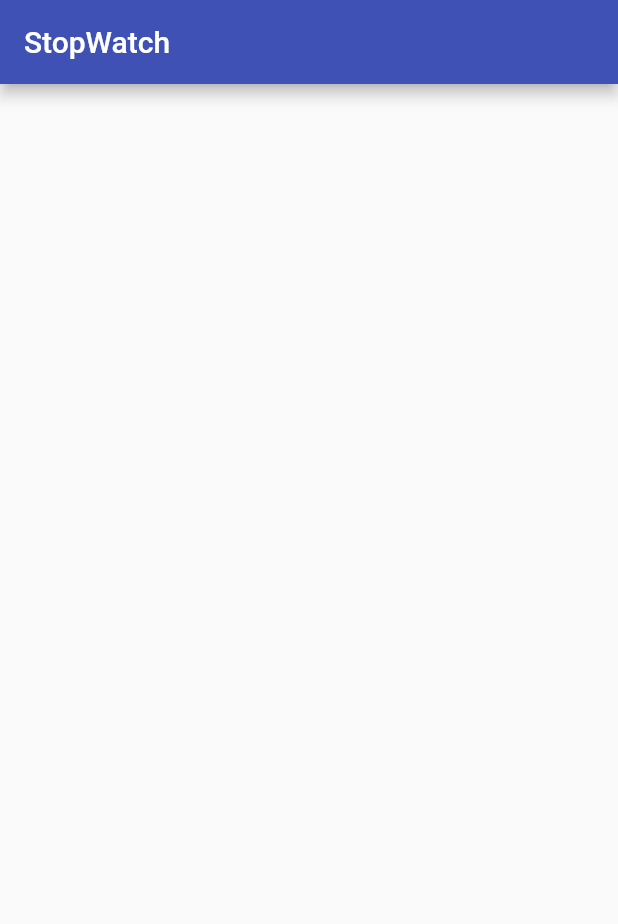
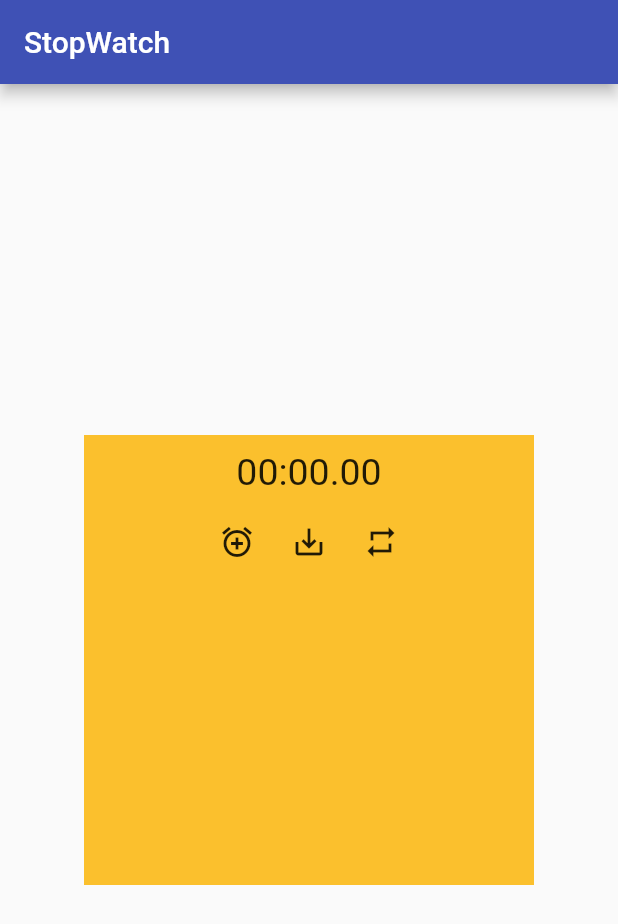
Before and after one commit to FlutterStudyKorea/stop-watch, a Flutter app: the screen it shows after launch, on a phone screen of 412 x 824 dp. Shown: the top 924 px of the screen. Run offline on Flutter 3.47's test engine with Material 2 defaults, Android fonts, the phone set to English and light mode, and no system bars.

Commit message:
stop watch screen 구현

```diff
--- a/stopwatch/lib/main.dart
+++ b/stopwatch/lib/main.dart
@@ -12,7 +12,7 @@ class StopWatchApp extends StatelessWidget {
   @override
   Widget build(BuildContext context) {
     return MaterialApp(
-      title: 'BMI Calculator',
+      title: title,
       debugShowCheckedModeBanner: false,
       theme: ThemeData(
         primarySwatch: Colors.indigo,
@@ -22,9 +22,7 @@ class StopWatchApp extends StatelessWidget {
         appBar: AppBar(
           title: Text(title),
         ),
-        body: StopWatchScreen(
-          title: title,
-        ),
+        body: StopWatchScreen(),
       ),
     );
   }
--- a/stopwatch/lib/stop_watch_screen.dart
+++ b/stopwatch/lib/stop_watch_screen.dart
@@ -1,16 +1,137 @@
+import 'dart:async';
+
 import 'package:flutter/material.dart';
 
 class StopWatchScreen extends StatefulWidget {
-  final String title;
-
-  StopWatchScreen({this.title});
-
   _StopWatchScreenState createState() => _StopWatchScreenState();
 }
 
 class _StopWatchScreenState extends State<StopWatchScreen> {
+  String elapsedTime = '00:00.00';
+  Timer timer;
+  final Stopwatch watch = Stopwatch();
+  bool watchStatus = false;
+
+  List<String> labItems = [];
+
   @override
   Widget build(BuildContext context) {
-    return Container();
+    return Align(
+      child: Container(
+        padding: EdgeInsets.all(10),
+        width: 300,
+        height: 300,
+        color: Colors.yellow.shade700,
+        child: Column(
+          mainAxisAlignment: MainAxisAlignment.center,
+          children: [
+            Text(
+              elapsedTime,
+              style: TextStyle(fontSize: 25),
+            ),
+            SizedBox(
+              height: 8.0,
+            ),
+            Row(
+              mainAxisAlignment: MainAxisAlignment.center,
+              children: [
+                IconButton(
+                  icon: Icon(Icons.alarm_add),
+                  onPressed: () {
+                    if (!watchStatus) {
+                      startWatch();
+                    } else {
+                      watchStatus = false;
+                      stopWatch();
+                    }
+                  },
+                ),
+                IconButton(
+                  icon: Icon(Icons.save_alt),
+                  onPressed: () {
+                    setState(() {
+                      labItems.add(elapsedTime);
+                    });
+                  },
+                ),
+                IconButton(
+                  icon: Icon(Icons.repeat),
+                  onPressed: () {
+                    setState(() {
+                      resetWatcher();
+                    });
+                  },
+                ),
+              ],
+            ),
+            SizedBox(
+              height: 12.0,
+            ),
+            Expanded(
+              child: ListView.builder(
+                shrinkWrap: true,
+                scrollDirection: Axis.vertical,
+                itemCount: labItems.length,
+                itemBuilder: (BuildContext ctxt, int Index) {
+                  return new Container(
+                    alignment: Alignment.center,
+                    child: Text(
+                      labItems[Index],
+                      style: TextStyle(
+                        fontSize: 15,
+                      ),
+                    ),
+                  );
+                },
+              ),
+            ),
+          ],
+        ),
+      ),
+      alignment: Alignment.center,
+    );
+  }
+
+  void updateElapsedTime(Timer timer) {
+    setState(() {
+      elapsedTime = transformMilliSeconds(watch.elapsedMilliseconds);
+    });
+  }
+
+  void startWatch() {
+    watch.start();
+    watchStatus = true;
+    timer =
+        new Timer.periodic(new Duration(milliseconds: 100), updateElapsedTime);
+  }
+
+  void stopWatch() {
+    watch.stop();
+    watchStatus = false;
+    if (timer != null) {
+      timer.cancel();
+      timer = null;
+    }
+  }
+
+  transformMilliSeconds(int milliseconds) {
+    int hundreds = (milliseconds / 10).truncate();
+    int seconds = (hundreds / 100).truncate();
+    int minutes = (seconds / 60).truncate();
+
+    String minutesStr = (minutes % 60).toString().padLeft(2, '0');
+    String secondsStr = (seconds % 60).toString().padLeft(2, '0');
+    String hundredsStr = (hundreds % 100).toString().padLeft(2, '0');
+
+    return "$minutesStr:$secondsStr.$hundredsStr";
+  }
+
+  void resetWatcher() {
+    if (!watchStatus) {
+      setState(() {
+        elapsedTime = '00:00.00';
+        labItems = [];
+      });
+    }
   }
 }
```
